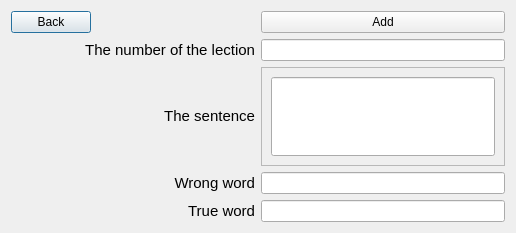
First picture: the form in mistakeplace.ui, repository ValeriaGrigoruants/Platform-for-learning-programming, before the edit.
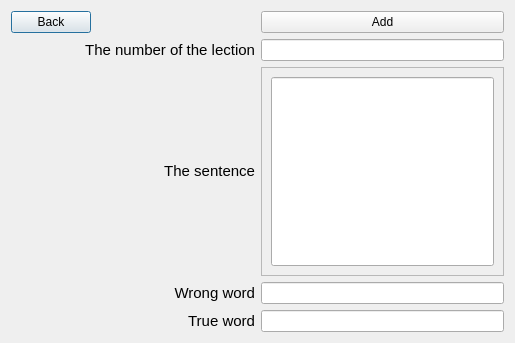
Second picture: the form after the edit.

```diff
--- a/mistakeplace.ui
+++ b/mistakeplace.ui
@@ -6,8 +6,8 @@
    <rect>
     <x>0</x>
     <y>0</y>
-    <width>516</width>
-    <height>233</height>
+    <width>515</width>
+    <height>343</height>
    </rect>
   </property>
   <property name="windowTitle">
@@ -62,7 +62,7 @@
         <x>0</x>
         <y>0</y>
         <width>241</width>
-        <height>85</height>
+        <height>195</height>
        </rect>
       </property>
       <layout class="QVBoxLayout" name="verticalLayout">
```
